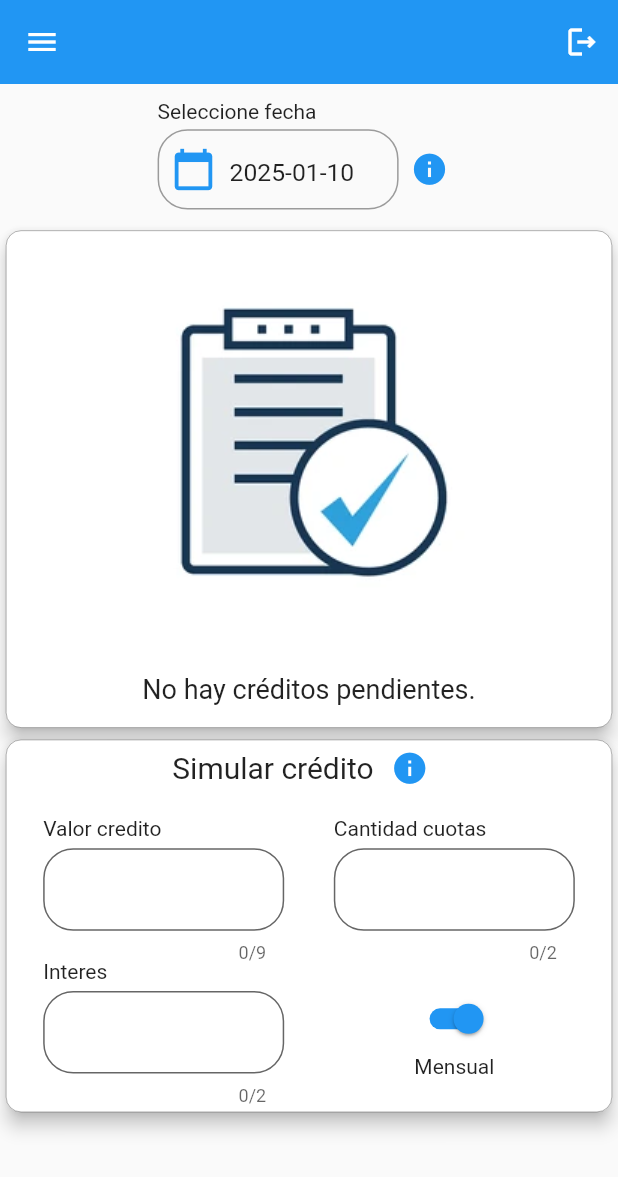
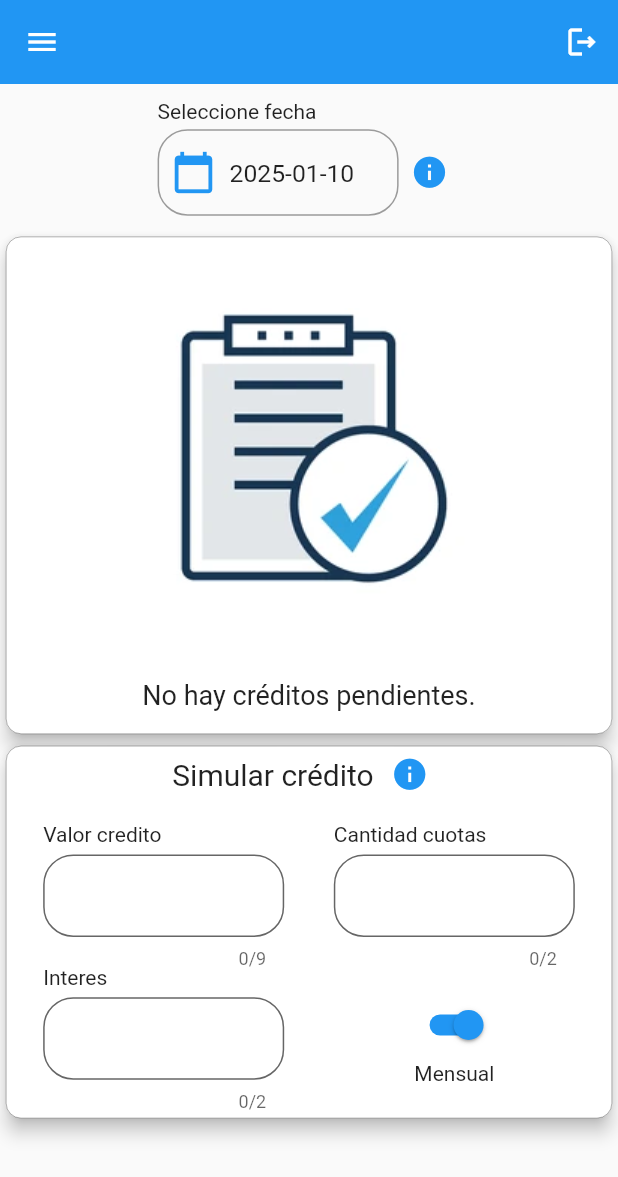
Before and after one commit to calico91/Inversiones-frontend, a Flutter app: the HomePage screen opened by its route, on a phone screen of 412 x 824 dp. Shown: the top 1177 px of the screen. Run offline on Flutter 3.47's test engine with Material 3 defaults, Android fonts, the phone set to English and light mode, and no system bars; our stand-ins replace animated_splash_screen, currency_text_input_formatter, device_info_plus, device_preview, flutter_secure_storage, font_awesome_flutter and 8 more; missing offline and left inert: local_auth_android; accounts and stored records are empty.

```diff
--- a/inversiones/lib/src/ui/pages/home/home_page.dart
+++ b/inversiones/lib/src/ui/pages/home/home_page.dart
@@ -72,7 +72,6 @@ class HomePage extends StatelessWidget {
             mainAxisAlignment: MainAxisAlignment.center,
             children: <Widget>[
               TextFieldCalendar(
-                height: General.mediaQuery(context).height * 0.065,
                 controller: controller.fechafiltro,
                 onTap: () async => General.showCalendar(
                   context,
--- a/inversiones/lib/src/ui/pages/widgets/inputs/text_field_base.dart
+++ b/inversiones/lib/src/ui/pages/widgets/inputs/text_field_base.dart
@@ -58,9 +58,6 @@ class TextFieldBase extends StatelessWidget {
               readOnly: readOnly!,
               onChanged: (String? value) => onChanged,
               enabled: enabled,
-              textDirection: TextDirection.ltr,
-              expands: true,
-              maxLines: null,
               validator: (String? value) => ValidateForm()
                   .validateStructure(value, required!, validateText!),
               inputFormatters:
```
Also changed, not shown: inversiones/lib/src/ui/pages/credits/widgets/informacion_credito/dialog_renovar_credito.dart (+9 -2 lines).
